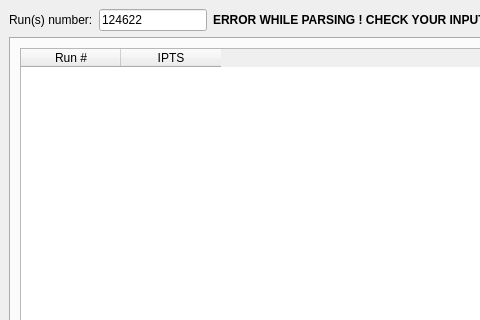
Qt form designer/metadata_finder_interface.ui (neutrons/RefRed) before a commit; both pictures show x 0 to 480 and y 0 to 320 of the 800 by 600 pixel window.
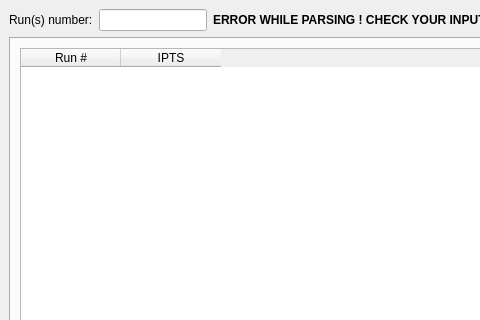
The same form after that commit.

The edit to the form file:
```diff
--- a/designer/metadata_finder_interface.ui
+++ b/designer/metadata_finder_interface.ui
@@ -32,7 +32,7 @@
            <string>1234 or 1234,1236 or 1234-1238</string>
           </property>
           <property name="text">
-           <string>124622</string>
+           <string/>
           </property>
          </widget>
         </item>
```
